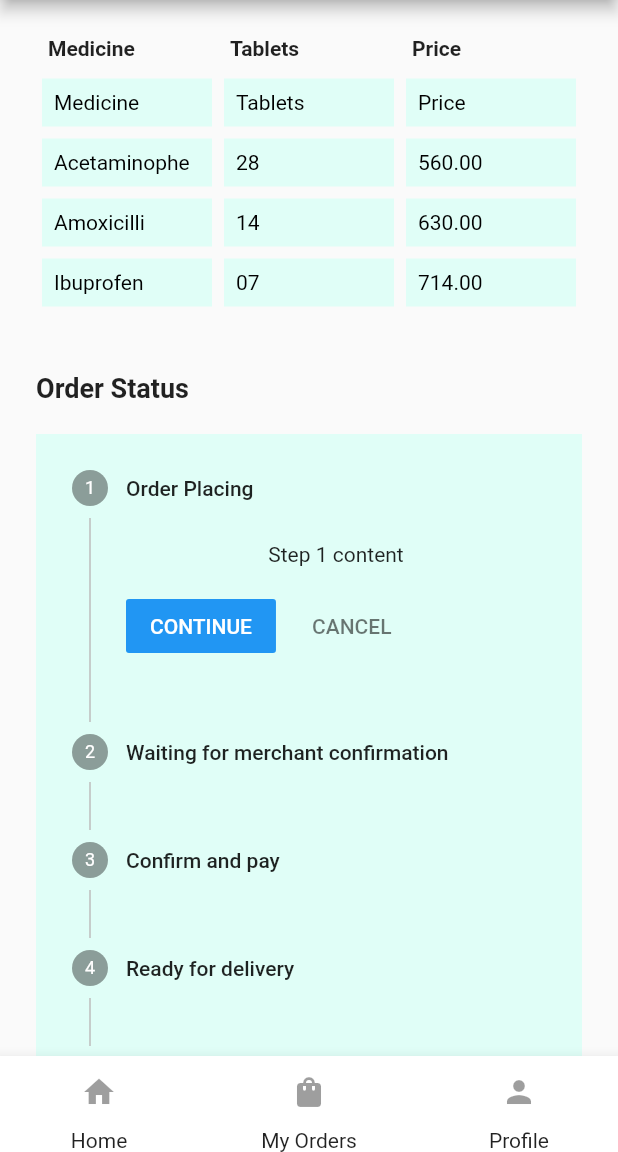
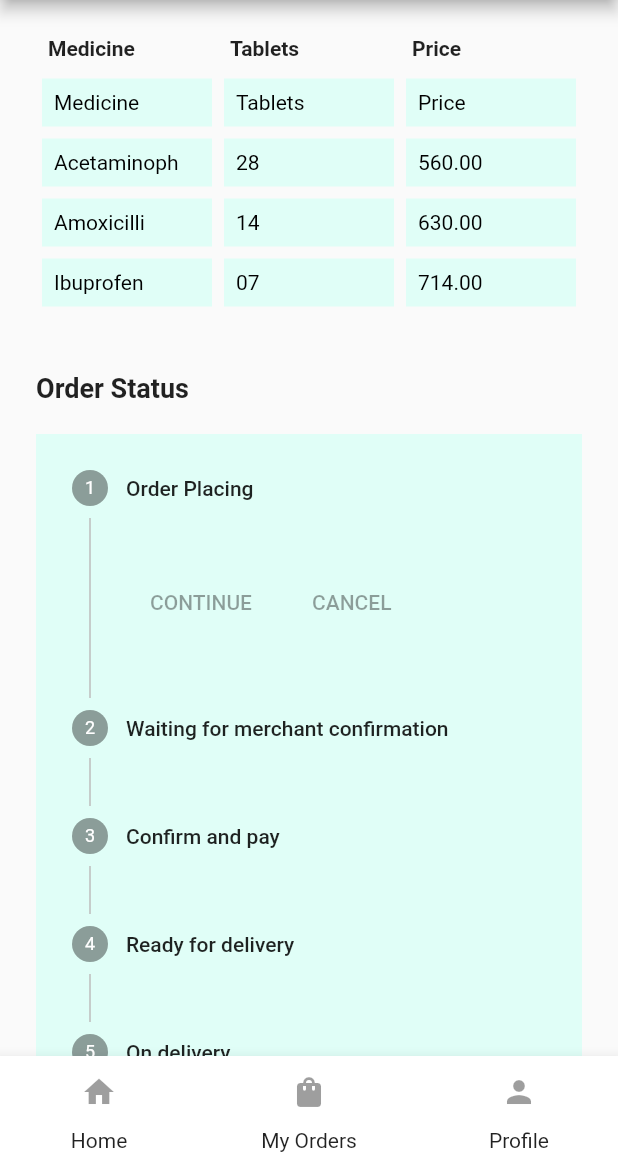
Before and after one commit to johndanu/UV-Capsule, a Flutter app: the OrderPlaced screen opened directly, scrolled down 576 dp, on a phone screen of 412 x 824 dp, the part 84-1236 px from its top. Run offline on Flutter 3.47's test engine with Material 2 defaults, Android fonts, the phone set to English and light mode, and no system bars; our stand-ins replace auto_size_text, intl_phone_field.

Commit message:
fixed some bugs

```diff
--- a/lib/Screens/orderPlaced.dart
+++ b/lib/Screens/orderPlaced.dart
@@ -19,37 +19,36 @@ class _OrderPlacedState extends State<OrderPlaced> {
 
   final List<List<String>> tableData = [
     ['Medicine', 'Tablets', 'Price'],
-    ['Acetaminophe ', '28', '560.00'],
+    ['Acetaminoph ', '28', '560.00'],
     ['Amoxicilli', '14', '630.00'],
     ['Ibuprofen ', '07', '714.00'],
   ];
 
   int _currentStep = 0;
-
   List<Step> _stepperList = [
-    const Step(
+    Step(
       title: Text('Order Placing'),
-      content: Text('Step 1 content'),
+      content: SizedBox.shrink(),
     ),
-    const Step(
+    Step(
       title: Text('Waiting for merchant confirmation'),
-      content: Text('Step 2 content'),
+      content: SizedBox.shrink(),
     ),
-    const Step(
+    Step(
       title: Text('Confirm and pay'),
-      content: Text('Step 3 content'),
+      content: SizedBox.shrink(),
     ),
-    const Step(
+    Step(
       title: Text('Ready for delivery'),
-      content: Text('Step 4 content'),
+      content: SizedBox.shrink(),
     ),
-    const Step(
+    Step(
       title: Text('On delivery'),
-      content: Text('Step 5 content'),
+      content: SizedBox.shrink(),
     ),
-    const Step(
+    Step(
       title: Text('Order finished'),
-      content: Text('Step 6 content'),
+      content: SizedBox.shrink(),
     ),
   ];
 
@@ -284,20 +283,8 @@ class _OrderPlacedState extends State<OrderPlaced> {
                 decoration: const BoxDecoration(color: Color(0xffE0FEF7)),
                 child: Stepper(
                   currentStep: _currentStep,
-                  onStepContinue: () {
-                    setState(() {
-                      if (_currentStep < _stepperList.length - 1) {
-                        _currentStep += 1;
-                      }
-                    });
-                  },
-                  onStepCancel: () {
-                    setState(() {
-                      if (_currentStep > 0) {
-                        _currentStep -= 1;
-                      }
-                    });
-                  },
+                  onStepContinue: null, // Removed onStepContinue callback
+                  onStepCancel: null, // Removed onStepCancel callback
                   steps: _stepperList,
                 ),
               ),
```
Also changed, not shown: lib/Screens/afterBookNow.dart (+7 -5 lines), lib/Screens/placeAppointment.dart (+10 -9 lines).
